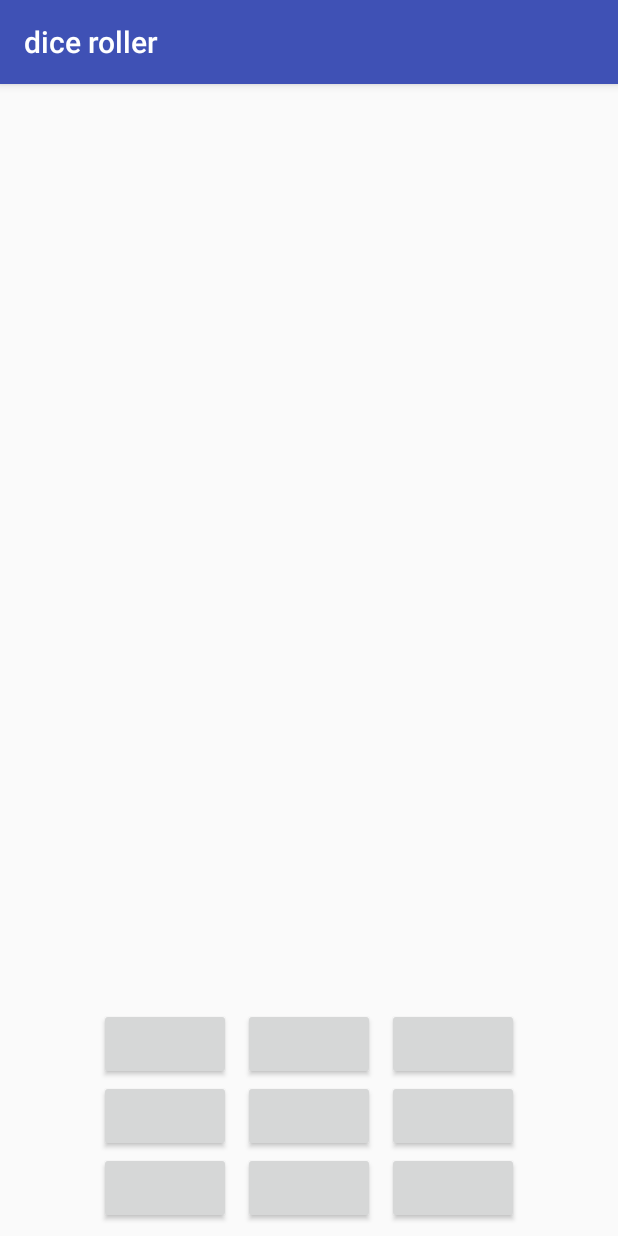
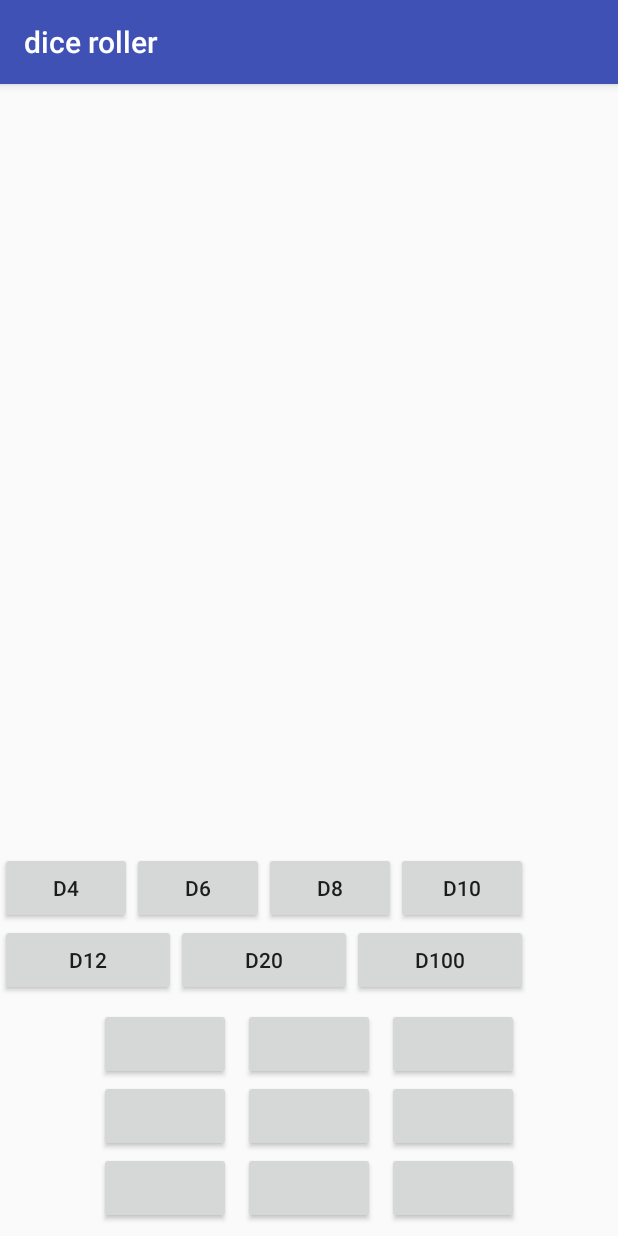
Before and after one commit to mdewhirst1/dice-roller, an Android app: the screen it shows after launch (MainActivity), on a phone screen of 412 x 824 dp. Run offline under Robolectric (Android 15) with nearby library versions, the phone set to English and light mode, and no system bars.

Commit message:
added dice buttons

```diff
--- a/app/src/main/res/layout/activity_main.xml
+++ b/app/src/main/res/layout/activity_main.xml
@@ -17,12 +17,12 @@
     <LinearLayout
             android:orientation="vertical"
             android:layout_width="match_parent"
-            android:layout_height="0dp"
+            android:layout_height="wrap_content"
             app:layout_constraintBottom_toBottomOf="parent"
             android:layout_marginBottom="8dp"
             android:layout_centerHorizontal="true"
             android:gravity="center_vertical|center_horizontal|center"
-            >
+            android:id="@+id/linearLayout2">
 
         <LinearLayout
                 android:layout_width="wrap_content"
@@ -123,4 +123,74 @@
                     tools:text="3"/>
         </LinearLayout>
     </LinearLayout>
+
+    <LinearLayout
+            android:orientation="vertical"
+            android:layout_width="0dp"
+            android:layout_height="wrap_content"
+            tools:layout_editor_absoluteX="25dp"
+            android:layout_marginBottom="8dp"
+            app:layout_constraintBottom_toTopOf="@+id/linearLayout2">
+
+        <LinearLayout
+                android:orientation="horizontal"
+                android:layout_width="match_parent"
+                android:layout_height="wrap_content">
+
+            <Button
+                    android:text="d4"
+                    android:layout_width="wrap_content"
+                    android:layout_height="wrap_content"
+                    android:id="@+id/buttonD4"
+                    android:layout_weight="1"/>
+
+            <Button
+                    android:text="d6"
+                    android:layout_width="wrap_content"
+                    android:layout_height="wrap_content"
+                    android:id="@+id/buttonD6"
+                    android:layout_weight="1"/>
+
+            <Button
+                    android:text="d8"
+                    android:layout_width="wrap_content"
+                    android:layout_height="wrap_content"
+                    android:id="@+id/buttonD8"
+                    android:layout_weight="1"/>
+
+            <Button
+                    android:text="d10"
+                    android:layout_width="wrap_content"
+                    android:layout_height="wrap_content"
+                    android:id="@+id/buttonD10"
+                    android:layout_weight="1"/>
+        </LinearLayout>
+
+        <LinearLayout
+                android:orientation="horizontal"
+                android:layout_width="match_parent"
+                android:layout_height="wrap_content">
+
+            <Button
+                    android:text="d12"
+                    android:layout_width="wrap_content"
+                    android:layout_height="wrap_content"
+                    android:id="@+id/buttonD12"
+                    android:layout_weight="1"/>
+
+            <Button
+                    android:text="d20"
+                    android:layout_width="wrap_content"
+                    android:layout_height="wrap_content"
+                    android:id="@+id/buttonD20"
+                    android:layout_weight="1"/>
+
+            <Button
+                    android:text="d100"
+                    android:layout_width="wrap_content"
+                    android:layout_height="wrap_content"
+                    android:id="@+id/buttonD100"
+                    android:layout_weight="1"/>
+        </LinearLayout>
+    </LinearLayout>
 </android.support.constraint.ConstraintLayout>
```
